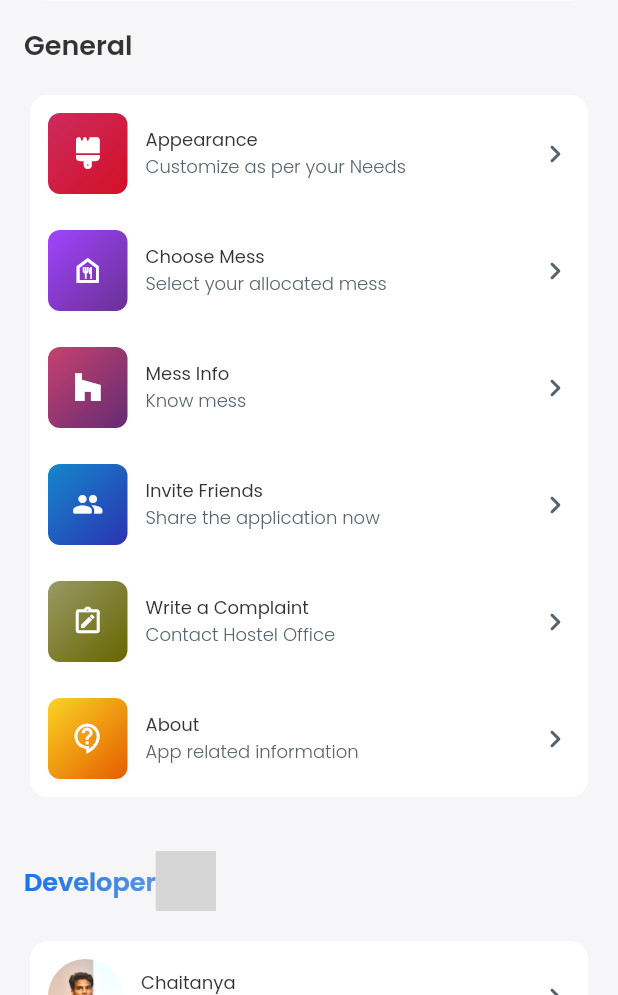
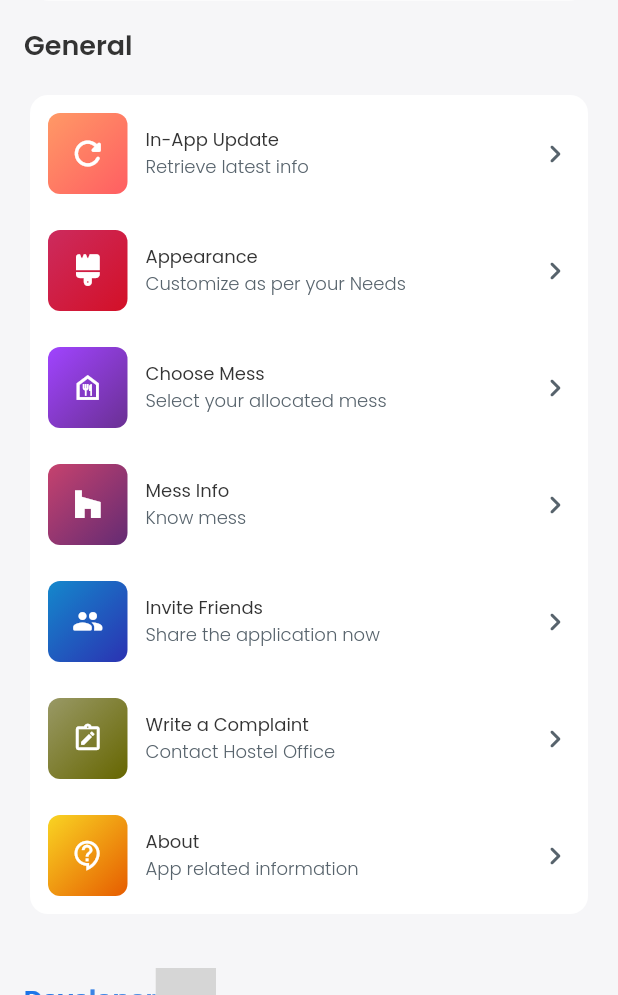
Before and after one commit to amcny/nitmess, a Flutter app: the SettingsWidget screen opened directly, on a phone screen of 412 x 824 dp, the part 241-1236 px from its top. Run offline on Flutter 3.47's test engine with Material 2 defaults, Android fonts, the phone set to English and light mode, and no system bars; drawn by our look-alikes of simple_gradient_text; our stand-ins replace auto_size_text, cached_network_image, cloud_firestore, dropdown_button2, equatable, firebase_core and 17 more; missing offline and left inert: json_path, mime_type; accounts and stored records are empty; network calls fail; grey boxes are pictures that could not be loaded.

Commit message:
Updating to latest FlutterFlow output.

```diff
--- a/lib/pages/menu/menu_widget.dart
+++ b/lib/pages/menu/menu_widget.dart
@@ -63,8 +63,10 @@ class _MenuWidgetState extends State<MenuWidget> with TickerProviderStateMixin {
 
     context.watch<FFAppState>();
 
-    return StreamBuilder<MessRecord>(
-      stream: MessRecord.getDocument(widget.pass!),
+    return FutureBuilder<MessRecord>(
+      future: FFAppState().menupage(
+        requestFn: () => MessRecord.getDocumentOnce(widget.pass!),
+      ),
       builder: (context, snapshot) {
         // Customize what your widget looks like when it's loading.
         if (!snapshot.hasData) {
--- a/lib/pages/menu_index/menu_index_widget.dart
+++ b/lib/pages/menu_index/menu_index_widget.dart
@@ -179,14 +179,16 @@ class _MenuIndexWidgetState extends State<MenuIndexWidget> {
                         ],
                       ),
                     ),
-                    StreamBuilder<List<MessRecord>>(
-                      stream: queryMessRecord(
+                    FutureBuilder<List<MessRecord>>(
+                      future: FFAppState().indexpage(
+                        requestFn: () => queryMessRecordOnce(
                           queryBuilder: (messRecord) => messRecord
                               .where(
                                 'messname',
                                 isEqualTo: FFAppState().messname,
                               )
                               .orderBy('order_no'),
+                        ),
                       ),
                       builder: (context, snapshot) {
                         // Customize what your widget looks like when it's loading.
--- a/lib/pages/settings/settings_widget.dart
+++ b/lib/pages/settings/settings_widget.dart
@@ -236,6 +236,88 @@ class _SettingsWidgetState extends State<SettingsWidget> {
                     child: Column(
                       mainAxisSize: MainAxisSize.max,
                       children: [
+                        InkWell(
+                          splashColor: Colors.transparent,
+                          focusColor: Colors.transparent,
+                          hoverColor: Colors.transparent,
+                          highlightColor: Colors.transparent,
+                          onTap: () async {
+                            FFAppState().clearHomepageCache();
+                            FFAppState().clearIndexpageCache();
+                            FFAppState().clearMenupageCache();
+                            FFAppState().update(() {});
+                          },
+                          child: Row(
+                            mainAxisSize: MainAxisSize.min,
+                            children: [
+                              Padding(
+                                padding: EdgeInsetsDirectional.fromSTEB(
+                                    12.0, 12.0, 12.0, 12.0),
+                                child: Container(
+                                  width: 53.0,
+                                  height: 54.0,
+                                  decoration: BoxDecoration(
+                                    gradient: LinearGradient(
+                                      colors: [
+                                        Color(0xFFFF9966),
+                                        Color(0xFFFF5E62)
+                                      ],
+                                      stops: [0.0, 1.0],
+                                      begin: AlignmentDirectional(-1.0, -1.0),
+                                      end: AlignmentDirectional(1.0, 1.0),
+                                    ),
+                                    borderRadius: BorderRadius.circular(8.0),
+                                  ),
+                                  child: Icon(
+                                    Icons.refresh_rounded,
+                                    color: Colors.white,
+                                    size: 26.0,
+                                  ),
+                                ),
+                              ),
+                              Column(
+                                mainAxisSize: MainAxisSize.max,
+                                crossAxisAlignment: CrossAxisAlignment.start,
+                                children: [
+                                  Text(
+                                    'In-App Update',
+                                    style: FlutterFlowTheme.of(context)
+                                        .bodyMedium
+                                        .override(
+                                          fontFamily: 'Poppins',
+                                        ),
+                                  ),
+                                  Text(
+                                    'Retrieve latest info',
+                                    style: FlutterFlowTheme.of(context)
+                                        .bodySmall
+                                        .override(
+                                          fontFamily: 'Poppins',
+                                          color: FlutterFlowTheme.of(context)
+                                              .secondaryText,
+                                          fontWeight: FontWeight.w300,
+                                        ),
+                                  ),
+                                ],
+                              ),
+                              Expanded(
+                                child: Align(
+                                  alignment: AlignmentDirectional(1.00, 0.00),
+                                  child: Padding(
+                                    padding: EdgeInsetsDirectional.fromSTEB(
+                                        0.0, 0.0, 10.0, 0.0),
+                                    child: Icon(
+                                      Icons.chevron_right_rounded,
+                                      color: FlutterFlowTheme.of(context)
+                                          .secondaryText,
+                                      size: 24.0,
+                                    ),
+                                  ),
+                                ),
+                              ),
+                            ],
+                          ),
+                        ),
                         InkWell(
                           splashColor: Colors.transparent,
                           focusColor: Colors.transparent,
--- a/pubspec.yaml
+++ b/pubspec.yaml
@@ -82,7 +82,9 @@ dependencies:
 
 dev_dependencies:
   flutter_launcher_icons: 0.13.1
+  flutter_lints: 3.0.0
   image: 4.0.17
+  lints: 3.0.0
 
   flutter_test:
     sdk: flutter
```
Also changed, not shown: analysis_options.yaml (added, +28 -0 lines), lib/app_state.dart (+46 -0 lines), lib/flutter_flow/request_manager.dart (added, +93 -0 lines), lib/pages/home_page/home_page_widget.dart (+19 -2 lines), 1 other file. Lines whose indentation alone changed are shown as unchanged.
